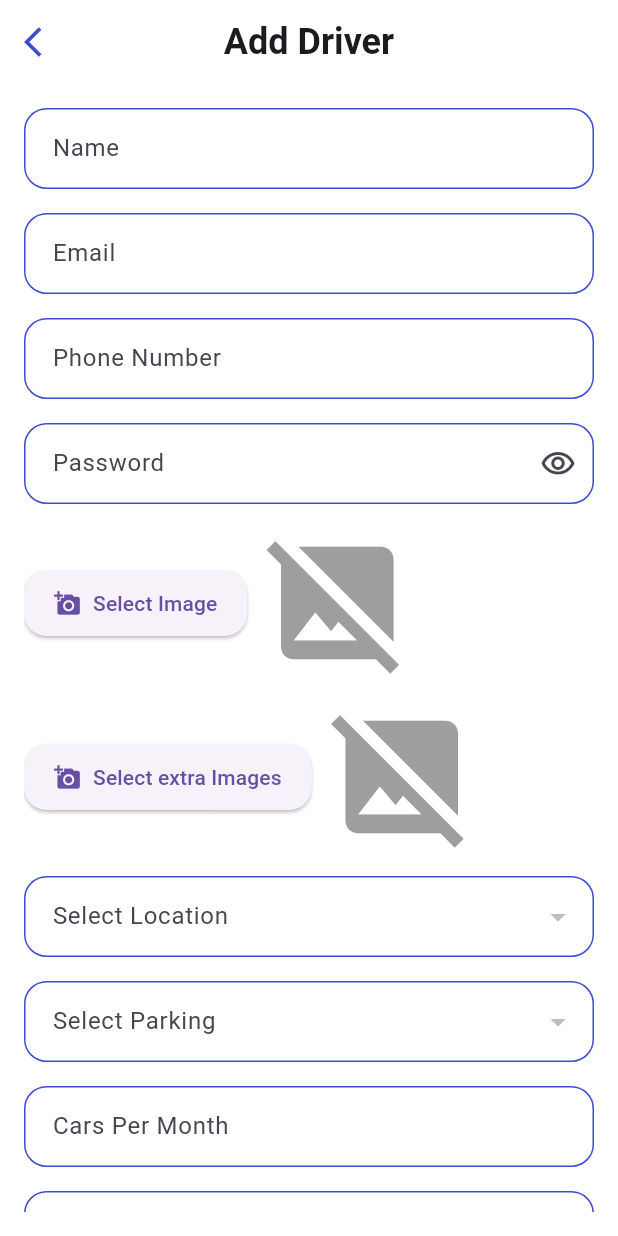
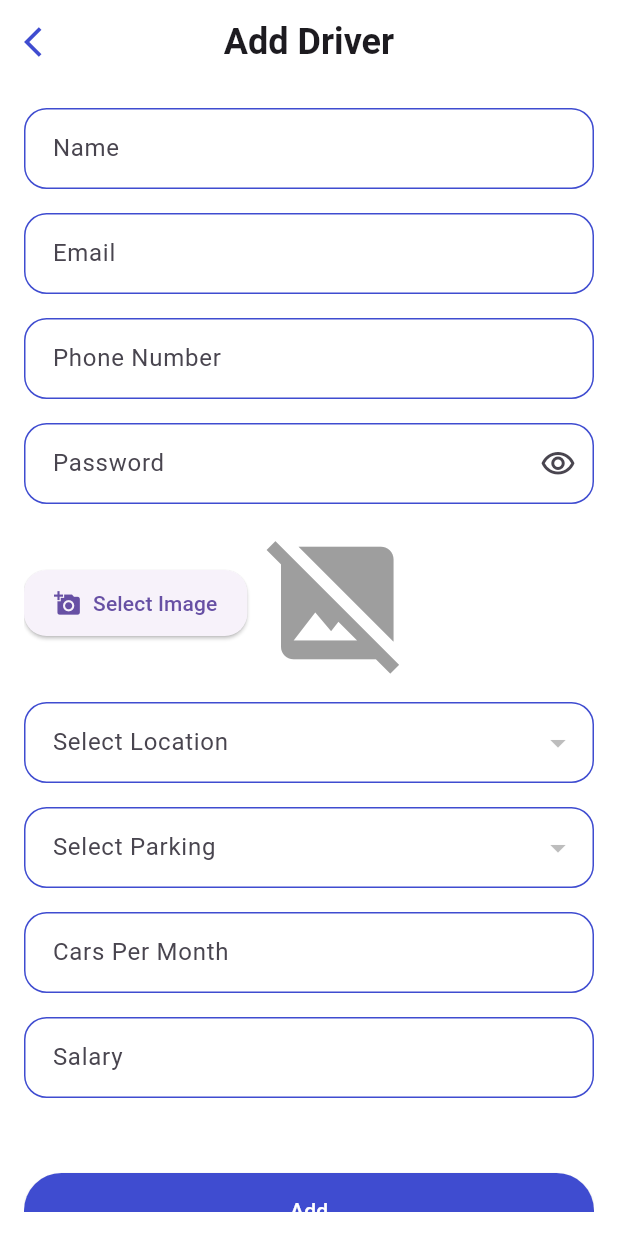
Before and after one commit to Moazzibrahim/transit_station, a Flutter app: the AddDriversAdminScreen screen opened directly, on a phone screen of 412 x 824 dp. Run offline on Flutter 3.47's test engine with Material 3 defaults, Android fonts, the phone set to English and light mode, and no system bars; our stand-ins replace fl_chart, flutter_screenutil, flutter_svg, image_picker, pinput, shared_preferences; accounts and stored records are empty; network calls fail; project files that could hold a hidden picture were left out.

Commit message:
add driver

```diff
--- a/lib/views/admin/screens/add_driver_admin_screen.dart
+++ b/lib/views/admin/screens/add_driver_admin_screen.dart
@@ -208,43 +208,6 @@ class _AddDriversAdminScreenState extends State<AddDriversAdminScreen> {
                 },
               ),
               const SizedBox(height: 16.0),
-              Consumer<ImageServices>(
-                builder: (context, imageServices, child) {
-                  return Row(
-                    children: [
-                      ElevatedButton.icon(
-                        onPressed: imageServices.pickImage,
-                        icon: const Icon(Icons.add_a_photo),
-                        label: const Text('Select extra Images'),
-                        style: ElevatedButton.styleFrom(
-                          padding: const EdgeInsets.symmetric(
-                              horizontal: 20, vertical: 12),
-                          shape: RoundedRectangleBorder(
-                            borderRadius: BorderRadius.circular(15),
-                          ),
-                        ),
-                      ),
-                      const SizedBox(width: 10),
-                      imageServices.image != null
-                          ? ClipRRect(
-                              borderRadius: BorderRadius.circular(10),
-                              child: Image.file(
-                                imageServices.image!,
-                                height: 100,
-                                width: 100,
-                                fit: BoxFit.cover,
-                              ),
-                            )
-                          : const Icon(
-                              Icons.image_not_supported,
-                              size: 100,
-                              color: Colors.grey,
-                            ),
-                    ],
-                  );
-                },
-              ),
-              const SizedBox(height: 16.0),
               // Dropdown for selecting location
               Consumer<DashboardController>(
                 builder: (context, getDropdowndataProvider, child) {
```
